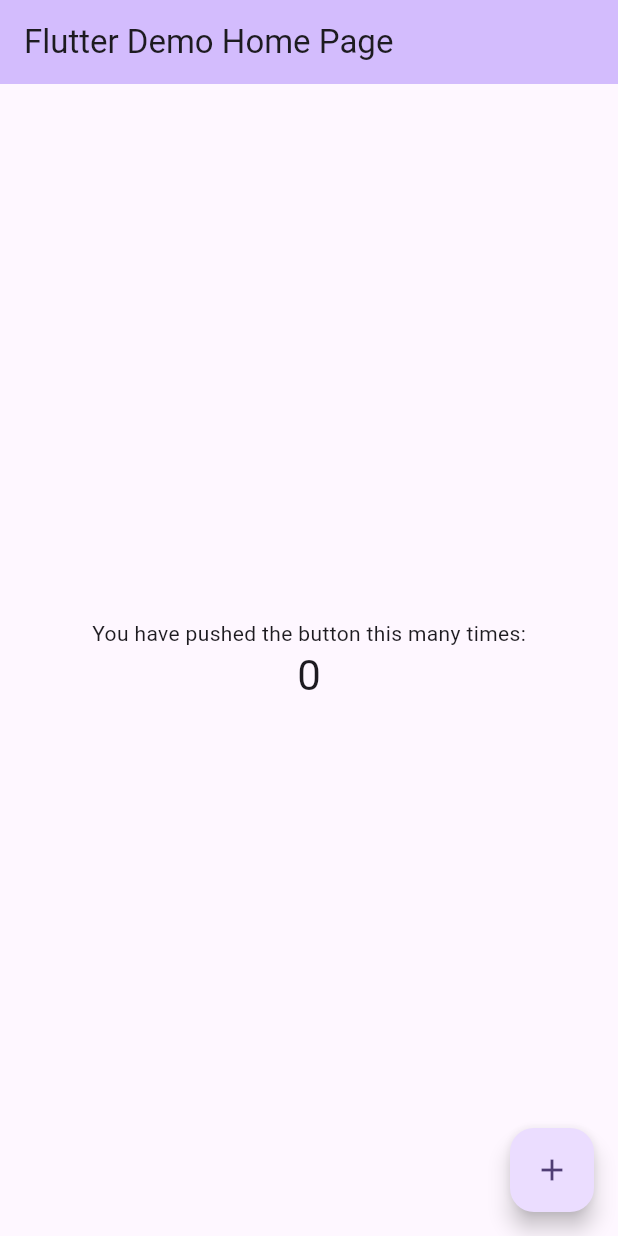
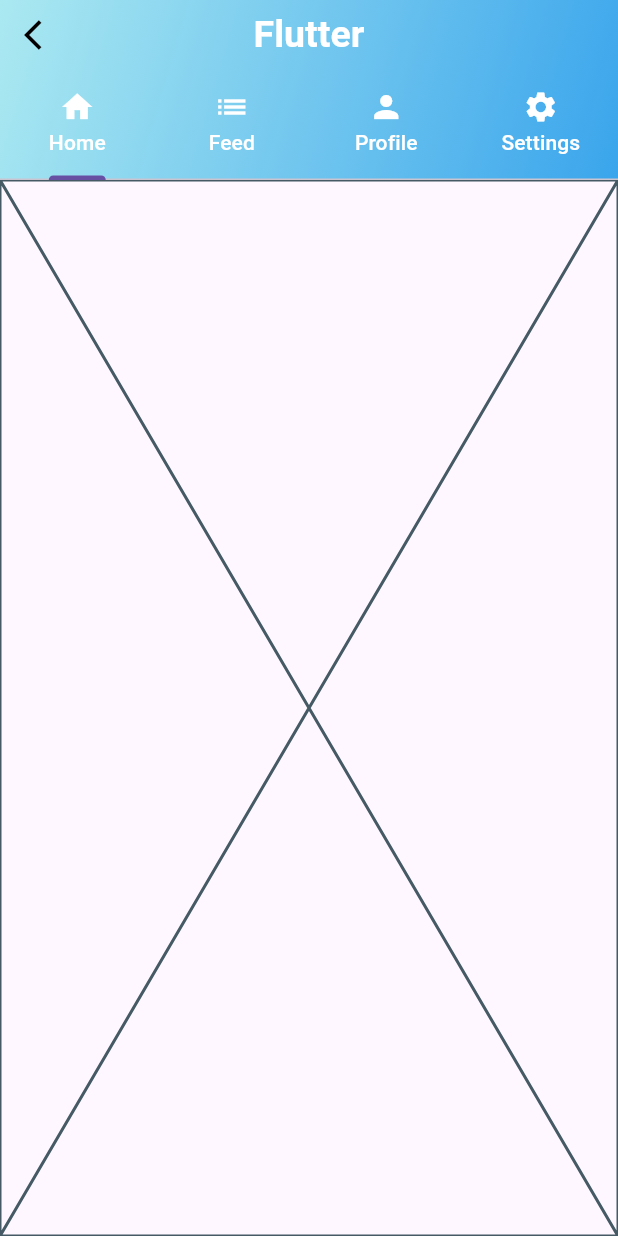
Before and after one commit to duchieutran/manager, a Flutter app: the screen it shows after launch, on a phone screen of 412 x 824 dp. Run offline on Flutter 3.47's test engine with Material 3 defaults, Android fonts, the phone set to English and light mode, and no system bars.

Commit message:
custom TabBar and AppBar

```diff
--- a/lib/main.dart
+++ b/lib/main.dart
@@ -1,125 +1,6 @@
+import 'package:appdemo/screens/app/app.dart';
 import 'package:flutter/material.dart';
 
 void main() {
   runApp(const MyApp());
 }
-
-class MyApp extends StatelessWidget {
-  const MyApp({super.key});
-
-  // This widget is the root of your application.
-  @override
-  Widget build(BuildContext context) {
-    return MaterialApp(
-      title: 'Flutter Demo',
-      theme: ThemeData(
-        // This is the theme of your application.
-        //
-        // TRY THIS: Try running your application with "flutter run". You'll see
-        // the application has a purple toolbar. Then, without quitting the app,
-        // try changing the seedColor in the colorScheme below to Colors.green
-        // and then invoke "hot reload" (save your changes or press the "hot
-        // reload" button in a Flutter-supported IDE, or press "r" if you used
-        // the command line to start the app).
-        //
-        // Notice that the counter didn't reset back to zero; the application
-        // state is not lost during the reload. To reset the state, use hot
-        // restart instead.
-        //
-        // This works for code too, not just values: Most code changes can be
-        // tested with just a hot reload.
-        colorScheme: ColorScheme.fromSeed(seedColor: Colors.deepPurple),
-        useMaterial3: true,
-      ),
-      home: const MyHomePage(title: 'Flutter Demo Home Page'),
-    );
-  }
-}
-
-class MyHomePage extends StatefulWidget {
-  const MyHomePage({super.key, required this.title});
-
-  // This widget is the home page of your application. It is stateful, meaning
-  // that it has a State object (defined below) that contains fields that affect
-  // how it looks.
-
-  // This class is the configuration for the state. It holds the values (in this
-  // case the title) provided by the parent (in this case the App widget) and
-  // used by the build method of the State. Fields in a Widget subclass are
-  // always marked "final".
-
-  final String title;
-
-  @override
-  State<MyHomePage> createState() => _MyHomePageState();
-}
-
-class _MyHomePageState extends State<MyHomePage> {
-  int _counter = 0;
-
-  void _incrementCounter() {
-    setState(() {
-      // This call to setState tells the Flutter framework that something has
-      // changed in this State, which causes it to rerun the build method below
-      // so that the display can reflect the updated values. If we changed
-      // _counter without calling setState(), then the build method would not be
-      // called again, and so nothing would appear to happen.
-      _counter++;
-    });
-  }
-
-  @override
-  Widget build(BuildContext context) {
-    // This method is rerun every time setState is called, for instance as done
-    // by the _incrementCounter method above.
-    //
-    // The Flutter framework has been optimized to make rerunning build methods
-    // fast, so that you can just rebuild anything that needs updating rather
-    // than having to individually change instances of widgets.
-    return Scaffold(
-      appBar: AppBar(
-        // TRY THIS: Try changing the color here to a specific color (to
-        // Colors.amber, perhaps?) and trigger a hot reload to see the AppBar
-        // change color while the other colors stay the same.
-        backgroundColor: Theme.of(context).colorScheme.inversePrimary,
-        // Here we take the value from the MyHomePage object that was created by
-        // the App.build method, and use it to set our appbar title.
-        title: Text(widget.title),
-      ),
-      body: Center(
-        // Center is a layout widget. It takes a single child and positions it
-        // in the middle of the parent.
-        child: Column(
-          // Column is also a layout widget. It takes a list of children and
-          // arranges them vertically. By default, it sizes itself to fit its
-          // children horizontally, and tries to be as tall as its parent.
-          //
-          // Column has various properties to control how it sizes itself and
-          // how it positions its children. Here we use mainAxisAlignment to
-          // center the children vertically; the main axis here is the vertical
-          // axis because Columns are vertical (the cross axis would be
-          // horizontal).
-          //
-          // TRY THIS: Invoke "debug painting" (choose the "Toggle Debug Paint"
-          // action in the IDE, or press "p" in the console), to see the
-          // wireframe for each widget.
-          mainAxisAlignment: MainAxisAlignment.center,
-          children: <Widget>[
-            const Text(
-              'You have pushed the button this many times:',
-            ),
-            Text(
-              '$_counter',
-              style: Theme.of(context).textTheme.headlineMedium,
-            ),
-          ],
-        ),
-      ),
-      floatingActionButton: FloatingActionButton(
-        onPressed: _incrementCounter,
-        tooltip: 'Increment',
-        child: const Icon(Icons.add),
-      ), // This trailing comma makes auto-formatting nicer for build methods.
-    );
-  }
-}
--- /dev/null
+++ b/lib/screens/app/app.dart
@@ -0,0 +1,14 @@
+import 'package:appdemo/screens/home/home.dart';
+import 'package:flutter/material.dart';
+
+class MyApp extends StatelessWidget {
+  const MyApp({super.key});
+
+  @override
+  Widget build(BuildContext context) {
+    return const MaterialApp(
+      home: Home(),
+      debugShowCheckedModeBanner: false,
+    );
+  }
+}
--- /dev/null
+++ b/lib/screens/feed_screen/feed_sreen.dart
@@ -0,0 +1,15 @@
+import 'package:flutter/material.dart';
+
+class FeedSreen extends StatefulWidget {
+  const FeedSreen({super.key});
+
+  @override
+  State<FeedSreen> createState() => _FeedSreenState();
+}
+
+class _FeedSreenState extends State<FeedSreen> {
+  @override
+  Widget build(BuildContext context) {
+    return const Placeholder();
+  }
+}
--- /dev/null
+++ b/lib/screens/home/home.dart
@@ -0,0 +1,50 @@
+import 'package:appdemo/screens/feed_screen/feed_sreen.dart';
+import 'package:appdemo/screens/home/widgets/home_tabbar.dart';
+import 'package:appdemo/screens/home_screen/home_screens.dart';
+import 'package:appdemo/screens/profile_screen/profile_screen.dart';
+import 'package:appdemo/screens/setting/setting_screen.dart';
+import 'package:appdemo/widgets/main_app_bar.dart';
+import 'package:flutter/material.dart';
+
+class Home extends StatelessWidget {
+  const Home({super.key});
+
+  @override
+  Widget build(BuildContext context) {
+    return Scaffold(
+      body: DefaultTabController(
+          animationDuration: const Duration(seconds: 1),
+          length: 4,
+          child: Scaffold(
+            appBar: MainAppBar(
+              fontSize: 25,
+              colorLeading: Colors.black,
+              kToolbarHeight: 120,
+              title: 'Flutter',
+              showLeading: true,
+              flexiblaSpace: Container(
+                decoration: const BoxDecoration(
+                    gradient: LinearGradient(colors: [
+                  Color.fromRGBO(171, 233, 241, 1),
+                  Color.fromARGB(255, 58, 165, 236)
+                ], begin: Alignment.topLeft, end: Alignment.bottomRight)),
+              ),
+              bottom: const TabBar(tabs: [
+                HomeTabbar(text: 'Home', icon: Icons.home),
+                HomeTabbar(text: 'Feed', icon: Icons.list),
+                HomeTabbar(text: 'Profile', icon: Icons.person),
+                HomeTabbar(text: 'Settings', icon: Icons.settings),
+              ]),
+            ),
+            body: const TabBarView(
+              children: [
+                HomeScreens(),
+                FeedSreen(),
+                ProfileScreen(),
+                SettingScreen(),
+              ],
+            ),
+          )),
+    );
+  }
+}
--- /dev/null
+++ b/lib/screens/home/widgets/home_tabbar.dart
@@ -0,0 +1,27 @@
+import 'package:flutter/material.dart';
+
+class HomeTabbar extends StatelessWidget {
+  const HomeTabbar(
+      {super.key,
+      required this.text,
+      required this.icon,
+      this.color = Colors.white});
+
+  final String text;
+  final IconData icon;
+  final Color? color;
+
+  @override
+  Widget build(BuildContext context) {
+    return Tab(
+      icon: Icon(
+        icon,
+        color: color,
+      ),
+      child: Text(
+        text,
+        style: TextStyle(color: color),
+      ),
+    );
+  }
+}
--- /dev/null
+++ b/lib/screens/home_screen/home_screens.dart
@@ -0,0 +1,15 @@
+import 'package:flutter/material.dart';
+
+class HomeScreens extends StatefulWidget {
+  const HomeScreens({super.key});
+
+  @override
+  State<HomeScreens> createState() => _HomeScreensState();
+}
+
+class _HomeScreensState extends State<HomeScreens> {
+  @override
+  Widget build(BuildContext context) {
+    return const Placeholder();
+  }
+}
--- /dev/null
+++ b/lib/screens/profile_screen/profile_screen.dart
@@ -0,0 +1,15 @@
+import 'package:flutter/material.dart';
+
+class ProfileScreen extends StatefulWidget {
+  const ProfileScreen({super.key});
+
+  @override
+  State<ProfileScreen> createState() => _ProfileScreenState();
+}
+
+class _ProfileScreenState extends State<ProfileScreen> {
+  @override
+  Widget build(BuildContext context) {
+    return const Placeholder();
+  }
+}
--- /dev/null
+++ b/lib/screens/setting/setting_screen.dart
@@ -0,0 +1,15 @@
+import 'package:flutter/material.dart';
+
+class SettingScreen extends StatefulWidget {
+  const SettingScreen({super.key});
+
+  @override
+  State<SettingScreen> createState() => _SettingScreenState();
+}
+
+class _SettingScreenState extends State<SettingScreen> {
+  @override
+  Widget build(BuildContext context) {
+    return const Placeholder();
+  }
+}
--- /dev/null
+++ b/lib/widgets/main_app_bar.dart
@@ -0,0 +1,59 @@
+import 'package:flutter/material.dart';
+
+class MainAppBar extends StatelessWidget implements PreferredSizeWidget {
+  const MainAppBar(
+      {super.key,
+      this.showLeading = false,
+      this.leading,
+      this.centerTitle = true,
+      required this.title,
+      this.sizeLeading = 24,
+      this.colorLeading = Colors.white,
+      this.fontSize = 16,
+      this.fontWeight = FontWeight.bold,
+      this.action,
+      this.flexiblaSpace,
+      this.bottom,
+      this.kToolbarHeight = 56});
+  final bool showLeading;
+  final Widget? leading;
+  final double? sizeLeading;
+  final Color? colorLeading;
+  final String title;
+  final bool centerTitle;
+  final double? fontSize;
+  final FontWeight? fontWeight;
+  final List<Widget>? action;
+  final PreferredSizeWidget? bottom;
+  final Widget? flexiblaSpace;
+  final double kToolbarHeight;
+
+  @override
+  Size get preferredSize => Size.fromHeight(kToolbarHeight);
+
+  @override
+  Widget build(BuildContext context) {
+    return AppBar(
+      foregroundColor: Colors.white,
+      automaticallyImplyLeading: showLeading,
+      leading: leading ??
+          IconButton(
+              onPressed: () {
+                Navigator.of(context).pop();
+              },
+              icon: Icon(
+                Icons.arrow_back_ios,
+                size: sizeLeading,
+                color: colorLeading,
+              )),
+      title: Text(
+        title,
+        style: TextStyle(fontSize: fontSize, fontWeight: fontWeight),
+      ),
+      centerTitle: centerTitle,
+      actions: action,
+      bottom: bottom,
+      flexibleSpace: flexiblaSpace,
+    );
+  }
+}
```
